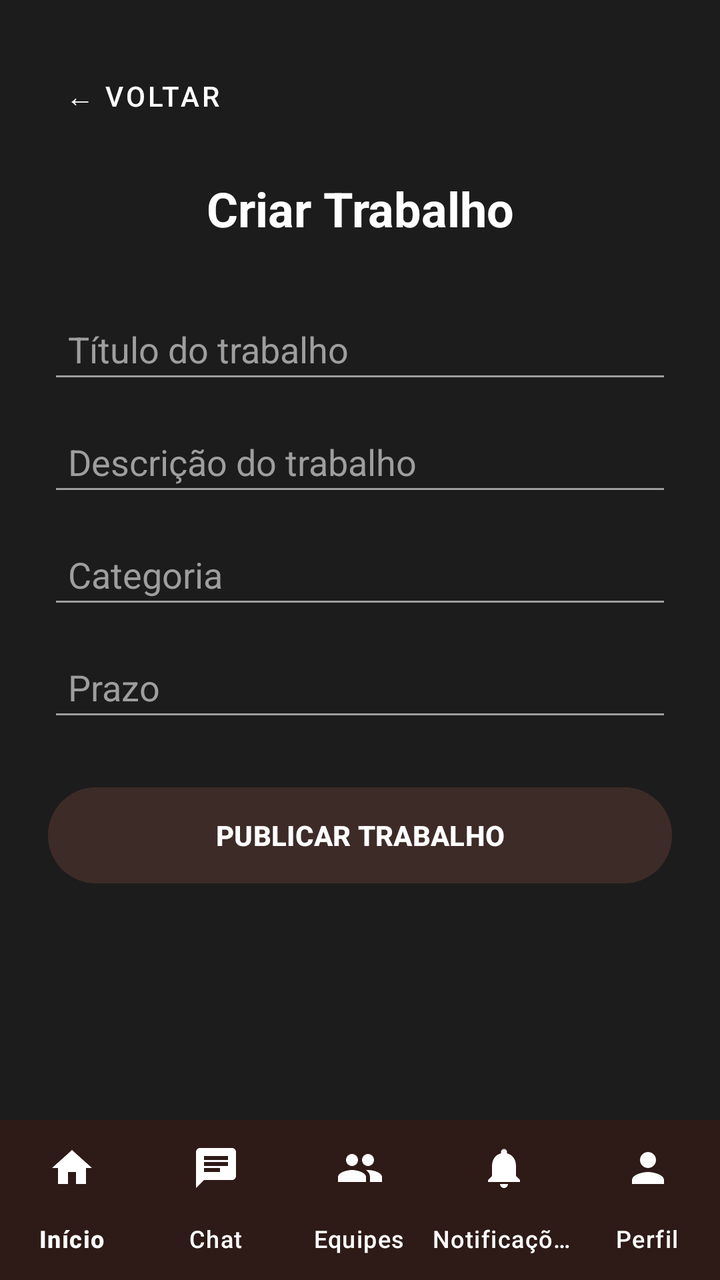
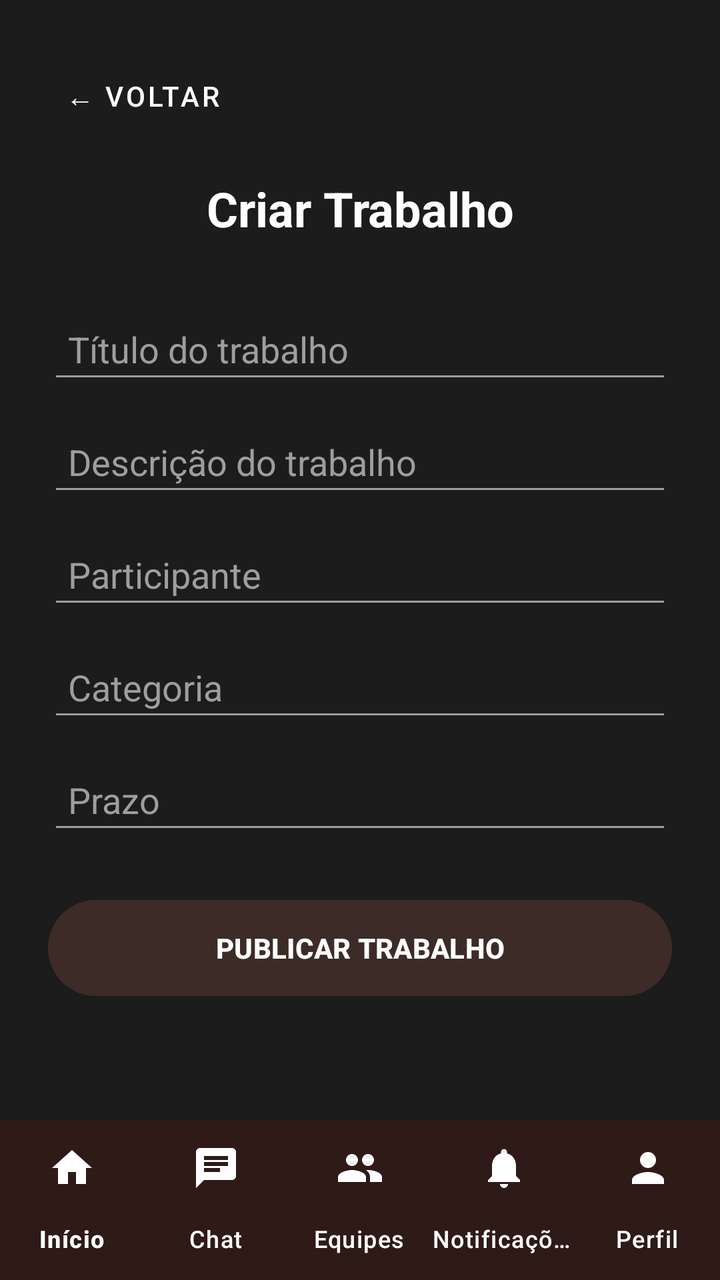

Before-and-after screenshots of an Android layout around one commit, followed by the original layout XML and the change that was made.
<!-- AndroidManifest.xml: application theme Theme.CTR -->
<!-- res/layout/activity_criar_trabalho.xml -->
<?xml version="1.0" encoding="utf-8"?>
<androidx.constraintlayout.widget.ConstraintLayout xmlns:android="http://schemas.android.com/apk/res/android"
    xmlns:app="http://schemas.android.com/apk/res-auto"
    android:layout_width="match_parent"
    android:layout_height="match_parent"
    android:background="#1C1C1C">

    <ScrollView
        android:id="@+id/scrollView"
        android:layout_width="match_parent"
        android:layout_height="0dp"
        android:fillViewport="true"
        app:layout_constraintBottom_toTopOf="@+id/bottom_navigation"
        app:layout_constraintTop_toTopOf="parent">

        <LinearLayout
            android:layout_width="match_parent"
            android:layout_height="wrap_content"
            android:orientation="vertical"
            android:padding="24dp">

            <Button
                android:id="@+id/btnVoltarCriarTrabalho"
                style="@style/Widget.MaterialComponents.Button.TextButton"
                android:layout_width="wrap_content"
                android:layout_height="wrap_content"
                android:text="@string/criar_trabalho_btn_voltar"
                android:textColor="@android:color/white" />

            <TextView
                android:layout_width="match_parent"
                android:layout_height="wrap_content"
                android:layout_marginTop="16dp"
                android:layout_marginBottom="32dp"
                android:gravity="center"
                android:text="@string/criar_trabalho_titulo"
                android:textColor="@android:color/white"
                android:textSize="24sp"
                android:textStyle="bold" />

            <EditText
                android:id="@+id/edtTituloTrabalho"
                android:layout_width="match_parent"
                android:layout_height="wrap_content"
                android:layout_marginBottom="12dp"
                android:backgroundTint="#9E9E9E"
                android:hint="@string/criar_trabalho_hint_titulo"
                android:padding="10dp"
                android:textColor="@android:color/white"
                android:textColorHint="#9E9E9E" />

            <EditText
                android:id="@+id/edtDescricaoTrabalho"
                android:layout_width="match_parent"
                android:layout_height="wrap_content"
                android:layout_marginBottom="12dp"
                android:backgroundTint="#9E9E9E"
                android:hint="@string/criar_trabalho_hint_descricao"
                android:padding="10dp"
                android:textColor="@android:color/white"
                android:textColorHint="#9E9E9E" />

            <EditText
                android:id="@+id/edtCategoriaTrabalho"
                android:layout_width="match_parent"
                android:layout_height="wrap_content"
                android:layout_marginBottom="12dp"
                android:backgroundTint="#9E9E9E"
                android:hint="@string/criar_trabalho_hint_categoria"
                android:padding="10dp"
                android:textColor="@android:color/white"
                android:textColorHint="#9E9E9E" />

            <EditText
                android:id="@+id/edtPrazoTrabalho"
                android:layout_width="match_parent"
                android:layout_height="wrap_content"
                android:layout_marginBottom="24dp"
                android:backgroundTint="#9E9E9E"
                android:hint="@string/criar_trabalho_hint_prazo"
                android:padding="10dp"
                android:textColor="@android:color/white"
                android:textColorHint="#9E9E9E" />

            <Button
                android:id="@+id/btnPublicarTrabalho"
                android:layout_width="match_parent"
                android:layout_height="56dp"
                android:backgroundTint="#3D2B27"
                android:text="@string/criar_trabalho_btn_publicar"
                android:textColor="@android:color/white"
                android:textStyle="bold" />

        </LinearLayout>
    </ScrollView>

    <com.google.android.material.bottomnavigation.BottomNavigationView
        android:id="@+id/bottom_navigation"
        android:layout_width="match_parent"
        android:layout_height="wrap_content"
        android:background="#2E1A16"
        app:itemIconTint="@android:color/white"
        app:itemTextColor="@android:color/white"
        app:labelVisibilityMode="labeled"
        app:layout_constraintBottom_toBottomOf="parent"
        app:layout_constraintEnd_toEndOf="parent"
        app:layout_constraintStart_toStartOf="parent"
        app:menu="@menu/bottom_nav_menu" />

</androidx.constraintlayout.widget.ConstraintLayout>
<!-- resources referenced by this layout -->
<resources>
  <string name="criar_trabalho_btn_publicar">PUBLICAR TRABALHO</string>
  <string name="criar_trabalho_btn_voltar">← VOLTAR</string>
  <string name="criar_trabalho_hint_categoria">Categoria</string>
  <string name="criar_trabalho_hint_descricao">Descrição do trabalho</string>
  <string name="criar_trabalho_hint_prazo">Prazo</string>
  <string name="criar_trabalho_hint_titulo">Título do trabalho</string>
  <string name="criar_trabalho_titulo">Criar Trabalho</string>
  <style name="Theme.CTR" parent="Theme.MaterialComponents.DayNight.NoActionBar">
          <item name="colorPrimary">#3D2B27</item>
          <item name="colorPrimaryVariant">#2E1A16</item>
          <item name="colorOnPrimary">@android:color/white</item>
          <item name="colorSecondary">#F5E6D0</item>
          <item name="colorSecondaryVariant">#3D2B27</item>
          <item name="colorOnSecondary">#241614</item>
          <item name="android:windowBackground">#1C1C1C</item>
          <item name="android:statusBarColor">#1C1C1C</item>
          <item name="android:navigationBarColor">#1C1C1C</item>
          <item name="android:textColor">@android:color/white</item>
          <item name="android:windowSoftInputMode">adjustResize</item>
      </style>
</resources>

<!-- the commit's change to res/layout/activity_criar_trabalho.xml (unified diff, before → after) -->
@@ -60,6 +60,21 @@
                 android:textColor="@android:color/white"
                 android:textColorHint="#9E9E9E" />
 
+            
+            <EditText
+                android:id="@+id/edtParticipanteTrabalho"
+                android:layout_width="match_parent"
+                android:layout_height="wrap_content"
+                android:layout_marginBottom="12dp"
+                android:backgroundTint="#9E9E9E"
+                android:hint="@string/criar_trabalho_hint_participante"
+                android:inputType="none"
+                android:focusable="false"
+                android:clickable="true"
+                android:padding="10dp"
+                android:textColor="@android:color/white"
+                android:textColorHint="#9E9E9E" />
+
             <EditText
                 android:id="@+id/edtCategoriaTrabalho"
                 android:layout_width="match_parent"
<!-- resource entries referenced after the edit -->
@@ -4,6 +4,7 @@
   <string name="criar_trabalho_btn_voltar">← VOLTAR</string>
   <string name="criar_trabalho_hint_categoria">Categoria</string>
   <string name="criar_trabalho_hint_descricao">Descrição do trabalho</string>
+  <string name="criar_trabalho_hint_participante">Participante</string>
   <string name="criar_trabalho_hint_prazo">Prazo</string>
   <string name="criar_trabalho_hint_titulo">Título do trabalho</string>
   <string name="criar_trabalho_titulo">Criar Trabalho</string>
